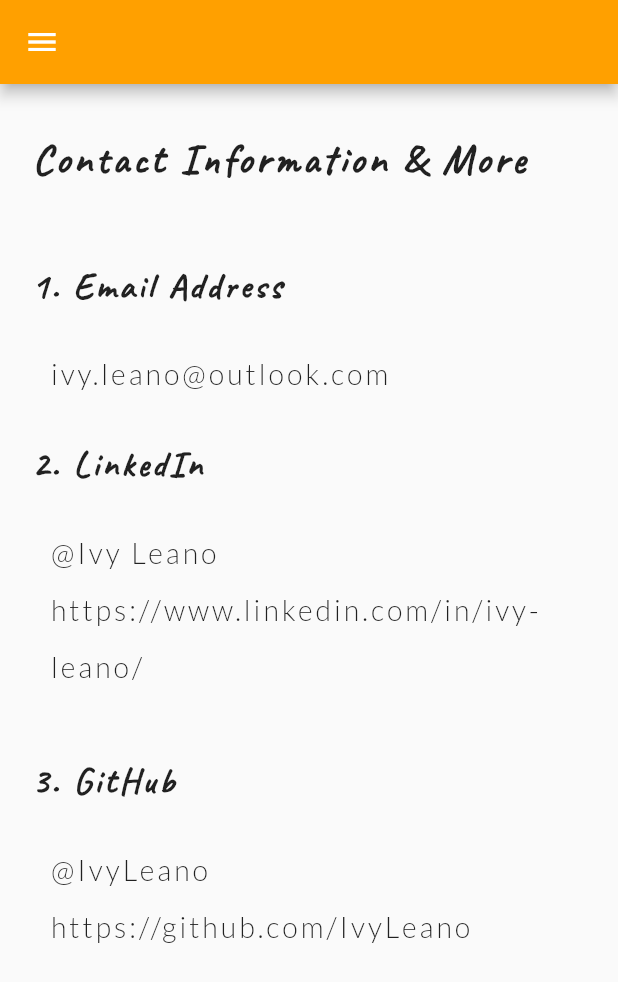
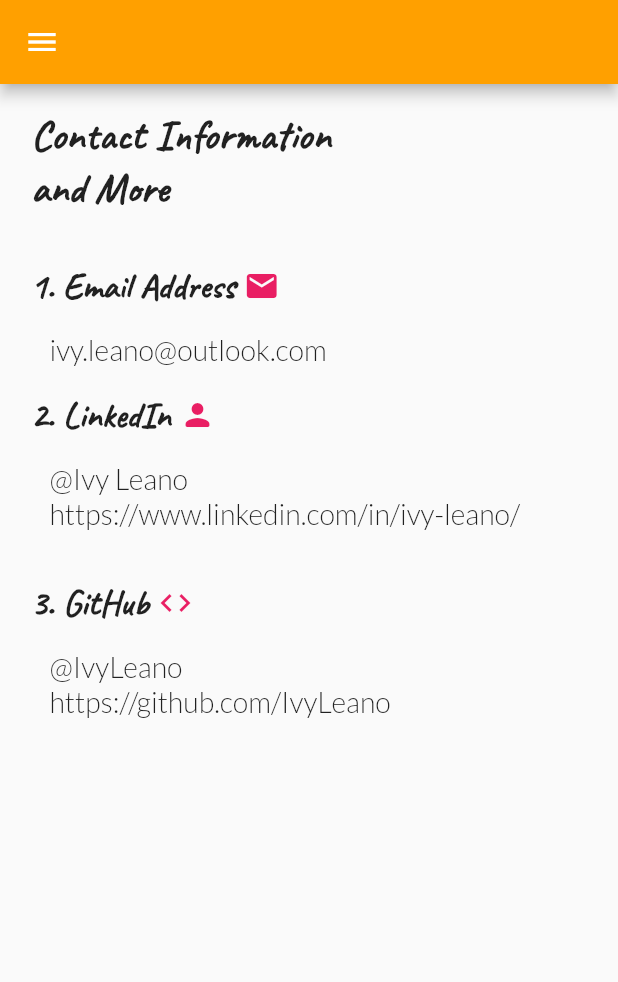
Before and after one commit to IvyLeano/Portfolio, a Flutter app: the ContactScreen screen opened directly, on a phone screen of 412 x 824 dp. Shown: the top 982 px of the screen. Run offline on Flutter 3.47's test engine with Material 2 defaults, Android fonts, the phone set to English and light mode, and no system bars.

Commit message:
Complete TODO tasks

```diff
--- a/lib/Components/Contact/contact_email_component.dart
+++ b/lib/Components/Contact/contact_email_component.dart
@@ -1,5 +1,6 @@
 import 'package:Portfolio/constants.dart';
 import 'package:flutter/cupertino.dart';
+import 'package:flutter/material.dart';
 
 import '../text_component.dart';
 
@@ -10,11 +11,22 @@
   Widget build(BuildContext context) {
     return Column(
       children: <Widget>[
-        TextComponent(
-          text: Constants.CONTACT_HEADER_ONE,
-          fontFamily: Constants.HEADER_FONT_FAMILY,
-          fontSize: Constants.HEADER_FONT_SIZE,
-          fontWeight: FontWeight.bold,
+        Row(
+          children: <Widget>[
+            TextComponent(
+              text: Constants.CONTACT_HEADER_ONE,
+              fontFamily: Constants.HEADER_FONT_FAMILY,
+              fontSize: Constants.HEADER_FONT_SIZE,
+              fontWeight: FontWeight.bold,
+            ),
+            Icon(
+              Icons.email,
+              color: Constants.ICON_AND_APP_BAR_TEXT_COLOR,
+              size: Constants.APP_BAR_DRAWER_ICON_SIZE,
+              semanticLabel:
+              Constants.APP_BAR_DRAWER_LIST_TILE_ONE_SEMANTIC_LABEL,
+            ),
+          ],
         ),
         SizedBox(
           height: MediaQuery.of(context).size.height *
--- a/lib/Components/Contact/contact_github_component.dart
+++ b/lib/Components/Contact/contact_github_component.dart
@@ -1,6 +1,7 @@
 import 'package:Portfolio/Components/hyper_link_component.dart';
 import 'package:Portfolio/constants.dart';
 import 'package:flutter/cupertino.dart';
+import 'package:flutter/material.dart';
 
 import '../text_component.dart';
 
@@ -9,14 +10,24 @@
 
   @override
   Widget build(BuildContext context) {
-    // TODO: ADD ICONS
     return Column(
       children: <Widget>[
-        TextComponent(
-          text: Constants.CONTACT_HEADER_THREE,
-          fontFamily: Constants.HEADER_FONT_FAMILY,
-          fontSize: Constants.HEADER_FONT_SIZE,
-          fontWeight: FontWeight.bold,
+        Row(
+          children: <Widget>[
+            TextComponent(
+              text: Constants.CONTACT_HEADER_THREE,
+              fontFamily: Constants.HEADER_FONT_FAMILY,
+              fontSize: Constants.HEADER_FONT_SIZE,
+              fontWeight: FontWeight.bold,
+            ),
+            Icon(
+              Icons.code,
+              color: Constants.ICON_AND_APP_BAR_TEXT_COLOR,
+              size: Constants.APP_BAR_DRAWER_ICON_SIZE,
+              semanticLabel:
+              Constants.APP_BAR_DRAWER_LIST_TILE_ONE_SEMANTIC_LABEL,
+            ),
+          ],
         ),
         SizedBox(
           height: MediaQuery.of(context).size.height *
@@ -27,9 +38,7 @@
           padding: EdgeInsets.fromLTRB(
               MediaQuery.of(context).size.width *
                   Constants.BULLET_POINT_INDENT_AS_PERCENTAGE_0F_SCREEN_WIDTH,
-              0.0,
-              0.0,
-              0.0),
+              0.0, 0.0, 0.0),
           child: TextComponent(
               text: Constants.CONTACT_HEADER_THREE_LABEL,
               fontFamily: Constants.DEFAULT_FONT_FAMILY,
--- a/lib/Components/Contact/contact_linkedin_component.dart
+++ b/lib/Components/Contact/contact_linkedin_component.dart
@@ -1,5 +1,6 @@
 import 'package:Portfolio/constants.dart';
 import 'package:flutter/cupertino.dart';
+import 'package:flutter/material.dart';
 
 import '../text_component.dart';
 import '../hyper_link_component.dart';
@@ -9,14 +10,24 @@
 
   @override
   Widget build(BuildContext context) {
-    // TODO: ADD ICONS, on click links
     return Column(
       children: <Widget>[
-        TextComponent(
-          text: Constants.CONTACT_HEADER_TWO,
-          fontFamily: Constants.HEADER_FONT_FAMILY,
-          fontSize: Constants.HEADER_FONT_SIZE,
-          fontWeight: FontWeight.bold,
+        Row(
+          children: <Widget>[
+            TextComponent(
+              text: Constants.CONTACT_HEADER_TWO,
+              fontFamily: Constants.HEADER_FONT_FAMILY,
+              fontSize: Constants.HEADER_FONT_SIZE,
+              fontWeight: FontWeight.bold,
+            ),
+            Icon(
+              Icons.person_rounded,
+              color: Constants.ICON_AND_APP_BAR_TEXT_COLOR,
+              size: Constants.APP_BAR_DRAWER_ICON_SIZE,
+              semanticLabel:
+              Constants.APP_BAR_DRAWER_LIST_TILE_ONE_SEMANTIC_LABEL,
+            ),
+          ],
         ),
         SizedBox(
           height: MediaQuery.of(context).size.height *
--- a/lib/Components/Home/home_education_component.dart
+++ b/lib/Components/Home/home_education_component.dart
@@ -11,8 +11,7 @@
     return Column(
       children: <Widget>[
         TextComponent(
-          text: Constants
-              .HOME_HEADER_TWO, // TODO: "Education" is reading like "Educatio" on web only
+          text: Constants.HOME_HEADER_TWO,
           fontFamily: Constants.HEADER_FONT_FAMILY,
           fontSize: Constants.HEADER_FONT_SIZE,
           fontWeight: FontWeight.bold,
--- a/lib/Components/text_component.dart
+++ b/lib/Components/text_component.dart
@@ -12,7 +12,7 @@
   final fontWeight;
 
   @override
-  Widget build(BuildContext context) { // TODO: add a text fallback font
+  Widget build(BuildContext context) {
     return Container(
       alignment: Constants.CONTAINER_ALIGNMENT,
       child: Text(
@@ -21,8 +21,6 @@
           fontWeight: fontWeight,
           fontSize: fontSize,
           fontFamily: fontFamily,
-          letterSpacing: Constants.HEADER_LETTER_SPACING,
-          height: Constants.DESCRIPTION_HEIGHT_SPACING,
         ),
       ),
     );
--- a/lib/Screens/contact_screen.dart
+++ b/lib/Screens/contact_screen.dart
@@ -38,13 +38,19 @@
                 fontSize: Constants.TITLE_FONT_SIZE,
                 fontWeight: FontWeight.bold,
               ),
+              TextComponent(
+                text: Constants.CONTACT_TITLE_TWO,
+                fontFamily: Constants.TITLE_FONT_FAMILY,
+                fontSize: Constants.TITLE_FONT_SIZE,
+                fontWeight: FontWeight.bold,
+              ),
               SizedBox(
                 height: MediaQuery.of(context).size.height *
                     Constants
                         .SIZED_BOX_HEIGHT_AS_PERCENTAGE_OF_SCREEN_HEIGHT_BELOW_TITLE,
               ),
-              ContactEmailComponent(), //TODO: add icons - email, linkedin, github
-              ContactLinkedinComponent(), //TODO: update readme.md
+              ContactEmailComponent(),
+              ContactLinkedinComponent(),
               ContactGithubComponent(),
             ],
           ),
--- a/lib/constants.dart
+++ b/lib/constants.dart
@@ -1,6 +1,6 @@
 import 'package:flutter/material.dart';
 
-class Constants {   // TODO: update tab icon
+class Constants {
 
   // 1. HEADINGS, TITLES & DESCRIPTIONS
   // 1.1. GENERAL
@@ -14,7 +14,7 @@
   static const String HOME_SUMMARY =
       "Hello World! I am a recent graduate with work experience developing mobile applications for Android and iOS devices. Seeking opportunities to develop current knowledge of programming methodologies and practices. ";
 
-  static const String HOME_HEADER_ONE = "1. Work History";
+  static const String HOME_HEADER_ONE = "1. Work History ";
   static const String HOME_HEADER_ONE_LABEL =
       "CIBC | Software Developer | January 2020 - August 2020";
   static const String HOME_HEADER_ONE_WORK_ROLE_ONE =
@@ -25,7 +25,7 @@
     'o Programming: Swift, CocoaPods, Objective-C',
   ];
   static const String HOME_HEADER_ONE_WORK_ROLE_TWO =
-      "2. Live Labs Innovation Team | February - August";
+      "2. Live Labs Innovation Team | February - August ";
   static const HOME_HEADER_ONE_WORK_ROLE_TWO_POINTS = [
     'o Collaborated with product owners and the development team to suggest new mobile banking features and products',
     'o Developed mobile applications for iOS and Android devices related to mobile banking',
@@ -40,16 +40,16 @@
       "Seneca College | Computer Programming Diploma | Completed in 2019";
 
   // 1.3. PROJECTS PAGE
-  static const String PROJECTS_HEADER_ONE = "Projects";
+  static const String PROJECTS_HEADER_ONE = "Projects ";
   static const String PROJECTS_HEADER_ONE_PROJECT_ONE =
-      "1. Portfolio Website – In Progress | Individual Project |October 2020 – Current";
+      "1. Portfolio Website – In Progress | Individual Project |October 2020 – Current ";
   static const PROJECTS_HEADER_ONE_PROJECT_ONE_POINTS = [
     'o This website is a flutter-based application built for web and mobile platforms!',
     'o Front-end: Spring Boot, Flutter, Firebase',
   ];
 
   static const String PROJECTS_HEADER_ONE_PROJECT_TWO =
-      "2. RestfulNewsApi – Complete | Individual Project | August 2020 – October 2020";
+      "2. RestfulNewsApi – Complete | Individual Project | August 2020 – October 2020 ";
   static const PROJECTS_HEADER_ONE_PROJECT_TWO_POINTS = [
     'o News feed application built for web and mobile platforms',
     'o Front-end: Dart, Flutter, Firebase',
@@ -62,9 +62,9 @@
   ];
 
   // 1.4. TECHNOLOGY PAGE
-  static const String TECHNOLOGY_HEADER_TITLE = "Technology";
+  static const String TECHNOLOGY_HEADER_TITLE = "Technology ";
 
-  static const String TECHNOLOGY_HEADER_ONE = "1) IDE's & Editors";
+  static const String TECHNOLOGY_HEADER_ONE = "1) IDE's and Editors ";
   static const TECHNOLOGY_HEADER_ONE_LIST = [
     'o Android Studio',
     'o Eclipse',
@@ -73,7 +73,7 @@
     'o XCode'
   ];
 
-  static const String TECHNOLOGY_HEADER_TWO = "2) Languages, Frameworks & SDKs";
+  static const String TECHNOLOGY_HEADER_TWO = "2) Languages, Frameworks and SDKs ";
   static const TECHNOLOGY_HEADER_TWO_LIST = [
     'o JAVA',
     'o C',
@@ -86,26 +86,27 @@
     'o Flutter'
   ];
 
-  static const String TECHNOLOGY_HEADER_THREE = "3) Tools";
+  static const String TECHNOLOGY_HEADER_THREE = "3) Tools ";
   static const TECHNOLOGY_HEADER_THREE_LIST = ['o Trello', 'o Git Version Control'];
 
-  static const String TECHNOLOGY_HEADER_FOUR = "4) Concepts";
+  static const String TECHNOLOGY_HEADER_FOUR = "4) Concepts ";
   static const TECHNOLOGY_HEADER_FOUR_LIST = [
     'o Object Oriented Programming',
     'o Agile Workflow'
   ];
 
   // 1.5. CONTACT PAGE
-  static const String CONTACT_TITLE = "Contact Information & More";
+  static const String CONTACT_TITLE = "Contact Information ";
+  static const String CONTACT_TITLE_TWO = "and More ";
 
-  static const String CONTACT_HEADER_ONE = "1. Email Address";
+  static const String CONTACT_HEADER_ONE = "1. Email Address ";
   static const String CONTACT_HEADER_ONE_DESCRIPTION = "ivy.leano@outlook.com";
 
-  static const String CONTACT_HEADER_TWO = "2. LinkedIn";
+  static const String CONTACT_HEADER_TWO = "2. LinkedIn ";
   static const String CONTACT_HEADER_TWO_LABEL = "@Ivy Leano";
   static const String CONTACT_HEADER_TWO_DESCRIPTION = "https://www.linkedin.com/in/ivy-leano/";
 
-  static const String CONTACT_HEADER_THREE = "3. GitHub";
+  static const String CONTACT_HEADER_THREE = "3. GitHub ";
   static const String CONTACT_HEADER_THREE_LABEL = "@IvyLeano";
   static const String CONTACT_HEADER_THREE_DESCRIPTION = "https://github.com/IvyLeano";
 
```
Also changed, not shown: 3 other files.
